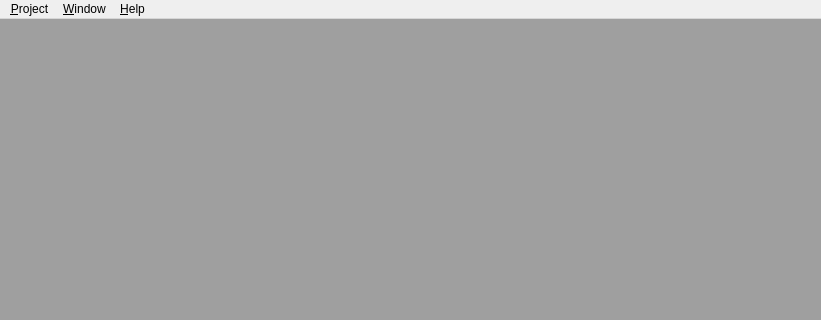
The window that tools/qchdman/mainwindow.ui (qmc2/qmc2-mame-fe) describes before a commit, drawn with Qt 5; both pictures show x 0 to 821 and y 0 to 320 of the 821 by 511 pixel window.
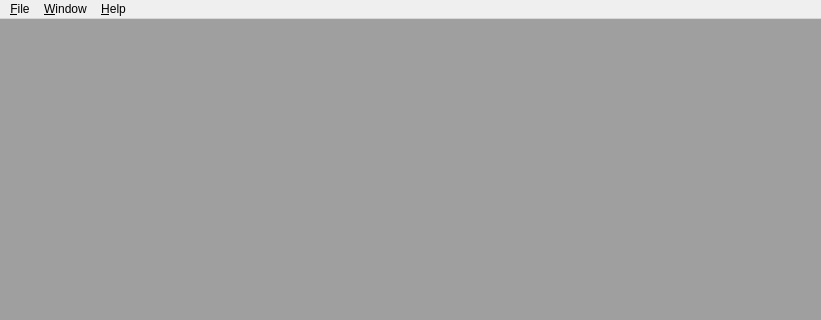
The same window after the commit.

```diff
--- a/tools/qchdman/mainwindow.ui
+++ b/tools/qchdman/mainwindow.ui
@@ -34,7 +34,7 @@
    </property>
    <widget class="QMenu" name="menuProject">
     <property name="title">
-     <string>&amp;Project</string>
+     <string>&amp;File</string>
     </property>
     <widget class="QMenu" name="menuProjectRecent">
      <property name="title">
```
Left out of the diff: 51 changed lines with no effect on the pictures.
